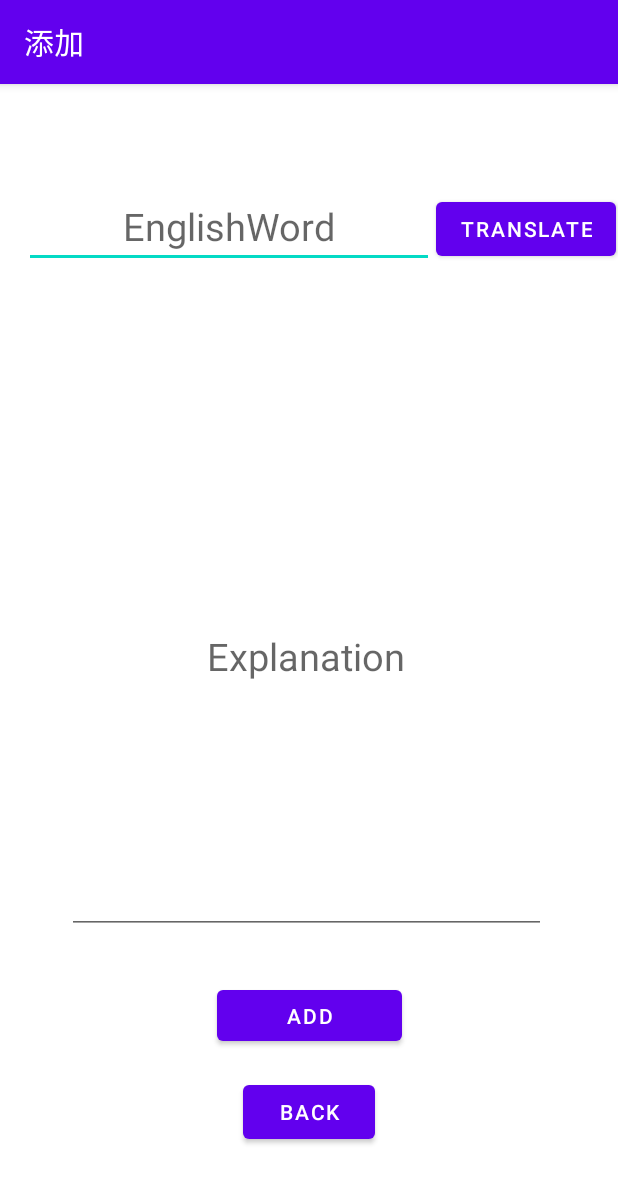
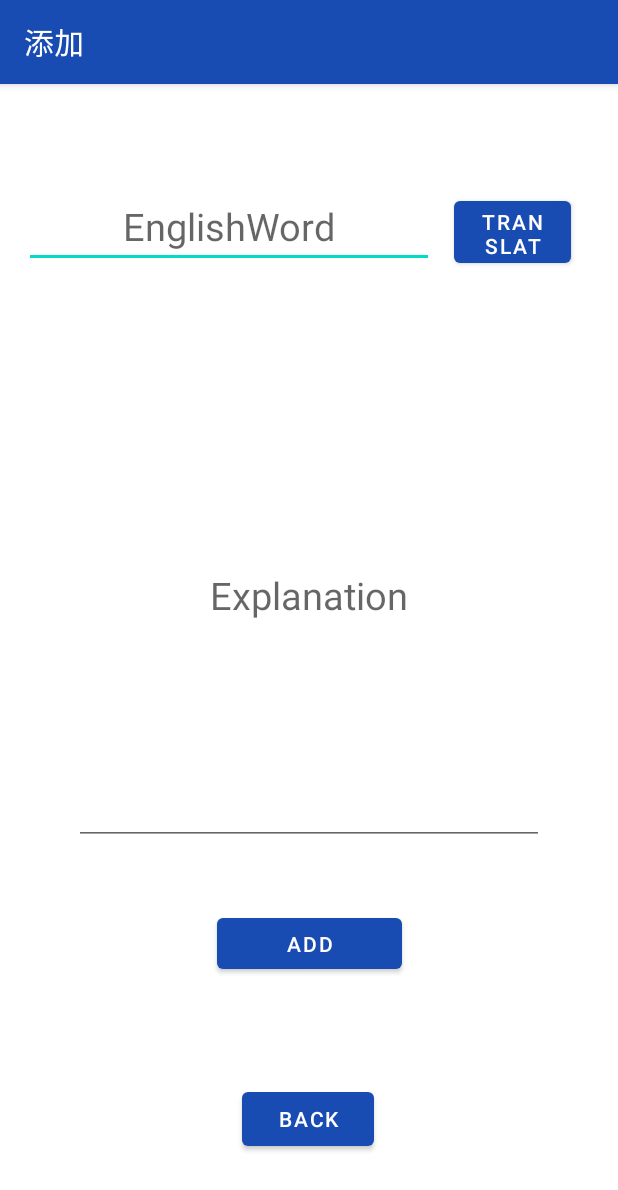
Before and after one commit to wuhongmei/Recite, an Android app: the addActivity screen opened directly, with no data from a screen before it, on a phone screen of 412 x 824 dp. Shown: the top 1190 px of the screen. Run offline under Robolectric (Android 15) with nearby library versions, the phone set to English and light mode, and no system bars.

Commit message:
图标和色系

```diff
--- a/app/src/main/AndroidManifest.xml
+++ b/app/src/main/AndroidManifest.xml
@@ -8,9 +8,9 @@
     <application
         android:allowBackup="true"
         android:fullBackupContent="false"
-        android:icon="@mipmap/ic_launcher"
+        android:icon="@mipmap/ic_myimage1"
         android:label="@string/app_name"
-        android:roundIcon="@mipmap/ic_launcher_round"
+        android:roundIcon="@mipmap/ic_myimage1"
         android:supportsRtl="true"
         android:theme="@style/Theme.Hello"
         android:usesCleartextTraffic="true"
--- a/app/src/main/res/layout/activity_add.xml
+++ b/app/src/main/res/layout/activity_add.xml
@@ -25,8 +25,8 @@
 
     <EditText
         android:id="@+id/edit_C"
-        android:layout_width="319dp"
-        android:layout_height="370dp"
+        android:layout_width="313dp"
+        android:layout_height="332dp"
         android:autofillHints="text"
         android:gravity="center"
         android:hint="@string/lab2"
@@ -34,10 +34,9 @@
         android:textSize="25sp"
         app:layout_constraintBottom_toBottomOf="parent"
         app:layout_constraintEnd_toEndOf="parent"
-        app:layout_constraintHorizontal_bias="0.481"
         app:layout_constraintStart_toStartOf="parent"
         app:layout_constraintTop_toBottomOf="@+id/edit_E"
-        app:layout_constraintVertical_bias="0.268" />
+        app:layout_constraintVertical_bias="0.169" />
 
     <Button
         android:id="@+id/btn_add"
@@ -54,13 +53,13 @@
 
     <Button
         android:id="@+id/Button_ok"
-        android:layout_width="wrap_content"
-        android:layout_height="wrap_content"
+        android:layout_width="78dp"
+        android:layout_height="53dp"
         android:onClick="okToRun"
         android:text="@string/btn_ok"
         app:layout_constraintBottom_toBottomOf="parent"
         app:layout_constraintEnd_toEndOf="parent"
-        app:layout_constraintHorizontal_bias="0.529"
+        app:layout_constraintHorizontal_bias="0.295"
         app:layout_constraintStart_toEndOf="@+id/edit_E"
         app:layout_constraintTop_toTopOf="parent"
         app:layout_constraintVertical_bias="0.101" />
@@ -69,13 +68,13 @@
         android:id="@+id/button_back1"
         android:layout_width="wrap_content"
         android:layout_height="wrap_content"
+        android:onClick="back"
         android:text="@string/btn_back"
-        android:onClick="back"
         app:layout_constraintBottom_toBottomOf="parent"
         app:layout_constraintEnd_toEndOf="parent"
-        app:layout_constraintHorizontal_bias="0.5"
+        app:layout_constraintHorizontal_bias="0.498"
         app:layout_constraintStart_toStartOf="parent"
         app:layout_constraintTop_toBottomOf="@+id/btn_add"
-        app:layout_constraintVertical_bias="0.23" />
+        app:layout_constraintVertical_bias="0.565" />
 
 </androidx.constraintlayout.widget.ConstraintLayout>
--- a/app/src/main/res/layout/activity_view.xml
+++ b/app/src/main/res/layout/activity_view.xml
@@ -34,14 +34,14 @@
         android:id="@+id/button_back2"
         android:layout_width="wrap_content"
         android:layout_height="wrap_content"
+        android:onClick="back"
         android:text="@string/btn_back"
-        android:onClick="back"
         app:layout_constraintBottom_toBottomOf="parent"
         app:layout_constraintEnd_toEndOf="parent"
-        app:layout_constraintHorizontal_bias="0.501"
+        app:layout_constraintHorizontal_bias="0.498"
         app:layout_constraintStart_toStartOf="parent"
         app:layout_constraintTop_toBottomOf="@+id/myList1"
-        app:layout_constraintVertical_bias="0.6" />
+        app:layout_constraintVertical_bias="0.434" />
 
     <Button
         android:id="@+id/button_delete"
--- a/app/src/main/res/values/colors.xml
+++ b/app/src/main/res/values/colors.xml
@@ -1,5 +1,7 @@
 <?xml version="1.0" encoding="utf-8"?>
 <resources>
+    <color name="colorPrimary">#194CB3</color>
+    <color name="colorPrimaryDark">#063E7D</color>
     <color name="purple_200">#FFBB86FC</color>
     <color name="purple_500">#FF6200EE</color>
     <color name="purple_700">#FF3700B3</color>
--- a/app/src/main/res/values/themes.xml
+++ b/app/src/main/res/values/themes.xml
@@ -2,10 +2,11 @@
     <!-- Base application theme. -->
     <style name="Theme.Hello" parent="Theme.MaterialComponents.DayNight.DarkActionBar">
         <!-- Primary brand color. -->
-        <item name="colorPrimary">@color/purple_500</item>
-        <item name="colorPrimaryVariant">@color/purple_700</item>
+        <item name="colorPrimary">@color/colorPrimary</item>
+        <item name="colorPrimaryVariant">@color/colorPrimaryDark</item>
         <item name="colorOnPrimary">@color/white</item>
         <!-- Secondary brand color. -->
+        <item name="colorButtonNormal">@color/colorPrimary</item>
         <item name="colorSecondary">@color/teal_200</item>
         <item name="colorSecondaryVariant">@color/teal_700</item>
         <item name="colorOnSecondary">@color/black</item>
```
Also changed, not shown: app/src/main/res/mipmap-xxxhdpi/ic_myimage1.png (added).
